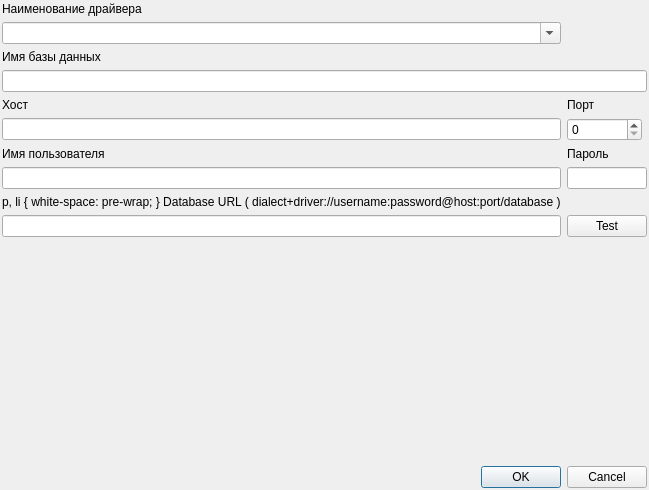
First picture: the form in wic/db_info/form.ui, repository warvariuc/wic, before the edit.
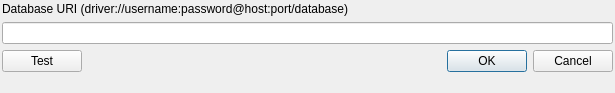
Second picture: the form after the edit. Icons and pictures are not drawn.

Commit message: db_info form now tests connection

Diff of the .ui file:
```diff
--- a/wic/db_info/form.ui
+++ b/wic/db_info/form.ui
@@ -7,7 +7,7 @@
     <x>0</x>
     <y>0</y>
     <width>615</width>
-    <height>490</height>
+    <height>93</height>
    </rect>
   </property>
   <property name="windowTitle">
@@ -21,87 +21,30 @@
    <property name="margin">
     <number>2</number>
    </property>
-   <item row="0" column="0">
-    <widget class="QLabel" name="label_6">
-     <property name="text">
-      <string>Наименование драйвера</string>
+   <item row="0" column="0" colspan="2">
+    <widget class="QLabel" name="label">
+     <property name="sizePolicy">
+      <sizepolicy hsizetype="Preferred" vsizetype="Maximum">
+       <horstretch>0</horstretch>
+       <verstretch>0</verstretch>
+      </sizepolicy>
      </property>
-    </widget>
-   </item>
-   <item row="1" column="0">
-    <widget class="QComboBox" name="db_driver_name">
-     <property name="editable">
-      <bool>true</bool>
+     <property name="text">
+      <string>Database URI (driver://username:password@host:port/database)</string>
      </property>
     </widget>
    </item>
    <item row="2" column="0">
-    <widget class="QLabel" name="label_7">
-     <property name="text">
-      <string>Имя базы данных</string>
+    <widget class="QPushButton" name="buttonTestConnection">
+     <property name="toolTip">
+      <string extracomment="Press to test the DB connection"/>
      </property>
-    </widget>
-   </item>
-   <item row="3" column="0" colspan="2">
-    <widget class="QLineEdit" name="db_name">
-     <property name="maxLength">
-      <number>256</number>
-     </property>
-    </widget>
-   </item>
-   <item row="4" column="0">
-    <widget class="QLabel" name="label_8">
      <property name="text">
-      <string>Хост</string>
+      <string>Test</string>
      </property>
     </widget>
    </item>
-   <item row="4" column="1">
-    <widget class="QLabel" name="label_11">
-     <property name="text">
-      <string>Порт</string>
-     </property>
-    </widget>
-   </item>
-   <item row="6" column="0">
-    <widget class="QLineEdit" name="db_host">
-     <property name="maxLength">
-      <number>200</number>
-     </property>
-    </widget>
-   </item>
-   <item row="7" column="0">
-    <widget class="QLabel" name="label_9">
-     <property name="text">
-      <string>Имя пользователя</string>
-     </property>
-    </widget>
-   </item>
-   <item row="7" column="1">
-    <widget class="QLabel" name="label_10">
-     <property name="text">
-      <string>Пароль</string>
-     </property>
-    </widget>
-   </item>
-   <item row="8" column="0">
-    <widget class="QLineEdit" name="db_user_name">
-     <property name="maxLength">
-      <number>30</number>
-     </property>
-    </widget>
-   </item>
-   <item row="8" column="1">
-    <widget class="QLineEdit" name="db_password">
-     <property name="maxLength">
-      <number>30</number>
-     </property>
-     <property name="echoMode">
-      <enum>QLineEdit::PasswordEchoOnEdit</enum>
-     </property>
-    </widget>
-   </item>
-   <item row="12" column="0" colspan="2">
+   <item row="2" column="1">
     <widget class="QDialogButtonBox" name="buttonBox">
      <property name="orientation">
       <enum>Qt::Horizontal</enum>
@@ -111,65 +54,22 @@
      </property>
     </widget>
    </item>
-   <item row="11" column="0">
+   <item row="1" column="0" colspan="2">
+    <widget class="QLineEdit" name="dbUri"/>
+   </item>
+   <item row="3" column="1">
     <spacer name="verticalSpacer">
      <property name="orientation">
       <enum>Qt::Vertical</enum>
      </property>
      <property name="sizeHint" stdset="0">
       <size>
-       <width>20</width>
-       <height>40</height>
+       <width>0</width>
+       <height>0</height>
       </size>
      </property>
     </spacer>
    </item>
-   <item row="6" column="1">
-    <widget class="QSpinBox" name="db_port">
-     <property name="sizePolicy">
-      <sizepolicy hsizetype="Expanding" vsizetype="Fixed">
-       <horstretch>0</horstretch>
-       <verstretch>0</verstretch>
-      </sizepolicy>
-     </property>
-     <property name="maximumSize">
-      <size>
-       <width>75</width>
-       <height>16777215</height>
-      </size>
-     </property>
-     <property name="maximum">
-      <number>65535</number>
-     </property>
-    </widget>
-   </item>
-   <item row="9" column="0">
-    <widget class="QLabel" name="label">
-     <property name="text">
-      <string>&lt;!DOCTYPE HTML PUBLIC &quot;-//W3C//DTD HTML 4.0//EN&quot; &quot;http://www.w3.org/TR/REC-html40/strict.dtd&quot;&gt;
-&lt;html&gt;&lt;head&gt;&lt;meta name=&quot;qrichtext&quot; content=&quot;1&quot; /&gt;&lt;style type=&quot;text/css&quot;&gt;
-p, li { white-space: pre-wrap; }
-&lt;/style&gt;&lt;/head&gt;&lt;body style=&quot; font-family:'Droid Sans'; font-size:11pt; font-weight:400; font-style:normal;&quot;&gt;
-&lt;p style=&quot; margin-top:0px; margin-bottom:0px; margin-left:0px; margin-right:0px; -qt-block-indent:0; text-indent:0px;&quot;&gt;Database URL (&lt;a href=&quot;http://www.sqlalchemy.org/docs/core/engines.html#database-urls&quot;&gt;&lt;span style=&quot; text-decoration: underline; color:#0057ae;&quot;&gt;dialect+driver://username:password@host:port/database&lt;/span&gt;&lt;/a&gt;)&lt;/p&gt;&lt;/body&gt;&lt;/html&gt;</string>
-     </property>
-     <property name="textFormat">
-      <enum>Qt::RichText</enum>
-     </property>
-    </widget>
-   </item>
-   <item row="10" column="0">
-    <widget class="QLineEdit" name="dbUrl"/>
-   </item>
-   <item row="10" column="1">
-    <widget class="QPushButton" name="pushButton">
-     <property name="toolTip">
-      <string extracomment="Press to test the DB connection"/>
-     </property>
-     <property name="text">
-      <string>Test</string>
-     </property>
-    </widget>
-   </item>
   </layout>
  </widget>
  <resources>
```
Left out of the diff: 2 changed lines with no effect on the pictures. The commit also changes 4 other files.
